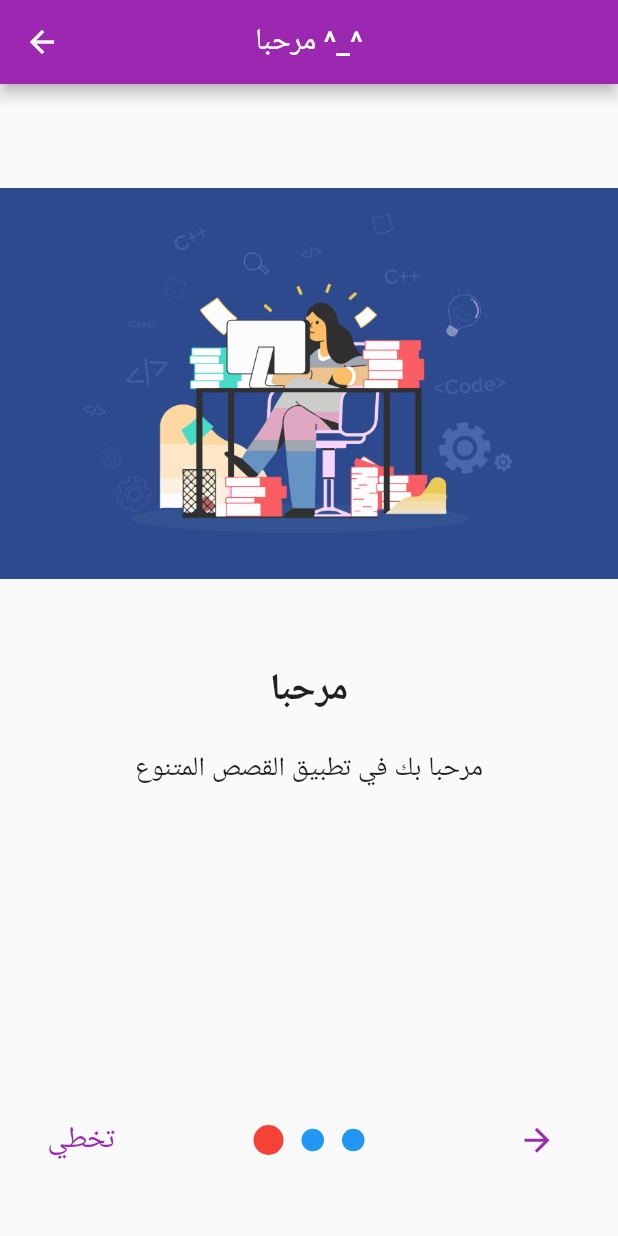
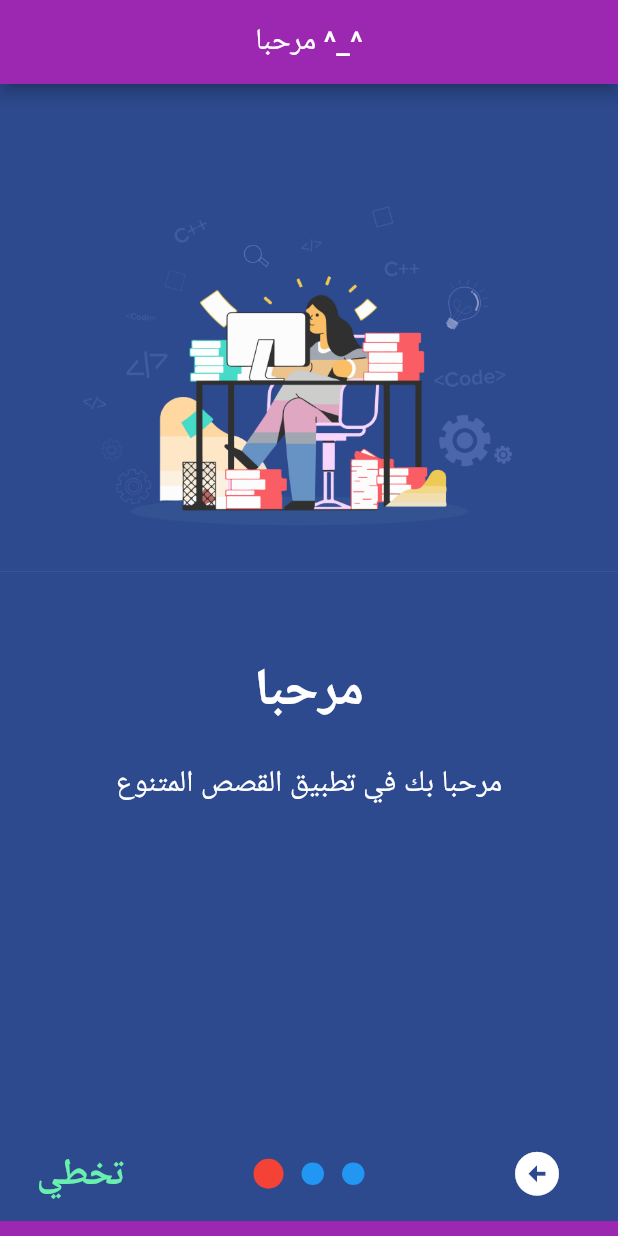
Before and after one commit to IngHoseinQ/cuentosaapp, a Flutter app: the intro screen opened directly, on a phone screen of 412 x 824 dp. Run offline on Flutter 3.47's test engine with Material 2 defaults, Android fonts, the phone set to English and light mode, and no system bars; drawn by our look-alikes of introduction_screen; our stand-ins replace backdrop, convex_bottom_bar, flutter_highlight, flutter_speed_dial, image_picker, permission_handler and 3 more; accounts and stored records are empty.

Commit message:
up dec 23/5

```diff
--- a/lib/Start.dart
+++ b/lib/Start.dart
@@ -96,26 +96,39 @@ class _introState extends State<intro> {
   final List<PageViewModel> pages = [
 
     PageViewModel(
+
       title: 'مرحبا',
       body: 'مرحبا بك في تطبيق القصص المتنوع',
       image: Image.asset('asst/app/p1.jpg'),
-
       decoration: const PageDecoration(
+        pageColor:Color(0xFF2D4A8E),
+        bodyTextStyle: TextStyle(
+          fontSize: 20.0,
+          color: Colors.white,
+        ),
         titleTextStyle: TextStyle(
-          fontSize: 25.0,
+          color: Colors.white,
+          fontSize: 35.0,
           fontWeight: FontWeight.bold,
         ),
       ),
     ),
     PageViewModel(
       title: 'القصص',
+
       body: 'يحتوي البرنامج علئ قصص متنوعة ومفيدة',
       image: Center(
         child: Image.asset('asst/app/p2.jpg'),
       ),
       decoration: const PageDecoration(
+       pageColor  :  Color(0xFF96BBB3),
+        bodyTextStyle: TextStyle(
+          fontSize: 20.0,
+          color: Colors.white,
+        ),
         titleTextStyle: TextStyle(
-          fontSize: 25.0,
+          color: Colors.white,
+          fontSize: 35.0,
           fontWeight: FontWeight.bold,
         ),
       ),
@@ -127,9 +140,12 @@ class _introState extends State<intro> {
         child: Image.asset('asst/app/p3.jpg'),
       ),
       decoration: const PageDecoration(
-
+        pageColor:Color(0xFFEFFAFD),
+        bodyTextStyle: TextStyle(
+          fontSize: 20.0,
+        ),
         titleTextStyle: TextStyle(
-          fontSize: 25.0,
+          fontSize: 35.0,
           fontWeight: FontWeight.bold,
         ),
       ),
@@ -143,12 +159,13 @@ class _introState extends State<intro> {
         title: const Text('مرحبا ^_^'),
         centerTitle: true,
       ),
-      body: Padding(
-        padding: const EdgeInsets.symmetric(vertical: 24.0),
-        child: IntroductionScreen(
+      body: IntroductionScreen(
+        globalBackgroundColor: Colors.purple,
         pages: pages,
+bodyPadding: EdgeInsets.only(bottom: 10),
         dotsDecorator: const DotsDecorator(
           size: Size(15, 15),
+
           color: Colors.blue,
           activeSize: Size.square(20),
           activeColor: Colors.red,
@@ -156,19 +173,18 @@ class _introState extends State<intro> {
         showDoneButton: true,
         done: const Text(
           'انهاء',
-            style: TextStyle(fontSize: 20),
+          style: TextStyle(fontSize: 25 ,color: Colors.orange,fontWeight: FontWeight.bold,),
         ),
         showSkipButton: true,
         skip: const Text(
           'تخطي',
-            style: TextStyle(fontSize: 20),
+          style: TextStyle(fontSize: 25,color: Colors.greenAccent,fontWeight: FontWeight.bold,),
         ),
         showNextButton: true,
-          next: const Icon(Icons.arrow_forward, size: 25),
+        next: const Icon(Icons.arrow_circle_left, size: 35,color: Colors.white),
         onDone: () => onDone(context),
         curve: Curves.bounceOut,
         dotsFlex: 3,
-        ),
       ),
     );
   }
@@ -177,7 +193,7 @@ class _introState extends State<intro> {
     final prefs = await SharedPreferences.getInstance();
      await prefs.setBool('ON_BOARDING', false);
     Navigator.pushReplacement(
-        context, MaterialPageRoute(builder: (context) => const ahome()));
+        context, MaterialPageRoute(builder: (context) =>  const ahome()));
         showMessage(context);
   }
 }
--- a/lib/home.dart
+++ b/lib/home.dart
@@ -194,7 +194,9 @@ String show=" من هنا اضف روايتك";
     Widget build(BuildContext context) {
       return
 
-        BackdropScaffold(
+        Directionality(
+          textDirection: TextDirection.rtl,
+          child: BackdropScaffold(
             appBar: BackdropAppBar(
 
               title: const Text('روايتي'),
@@ -274,6 +276,7 @@ String show=" من هنا اضف روايتك";
 
             frontLayer: MyHomePage(),
 
+          ),
         );
     }
   }
--- a/lib/main.dart
+++ b/lib/main.dart
@@ -36,8 +36,8 @@ class _MyappState extends State<Myapp> {
         home: Directionality( // add this
         textDirection: TextDirection.rtl,
           //child: AddStoryScreen(),
-        //  child: show ? intro() :  ahome(),
-        child:  ahome(),
+        child: show ? intro() :  const ahome(),
+       // child:  intro(),
         ),
     );
   }
--- a/lib/pages/screen/add_stor.dart
+++ b/lib/pages/screen/add_stor.dart
@@ -46,6 +46,7 @@ class _AddStoryScreenState extends State<AddStoryScreen> {
 
 
   void _onAddButtonPressed() async {
+    Permission.storage.request();
     if (_formKey.currentState!.validate()) {
       String _img = '';
       if (_image != null) {
@@ -92,7 +93,6 @@ class _AddStoryScreenState extends State<AddStoryScreen> {
             duration: Duration(seconds: 2),
           ),
       );
-      Permission.storage.request();
       _titleController.clear();
       _storyController.clear();
       _image = null;
```
Also changed, not shown: lib/pages/db/prodb.dart (+45 -2 lines), lib/pages/screen/viewstory.dart (+15 -5 lines). Lines whose indentation alone changed are shown as unchanged.
